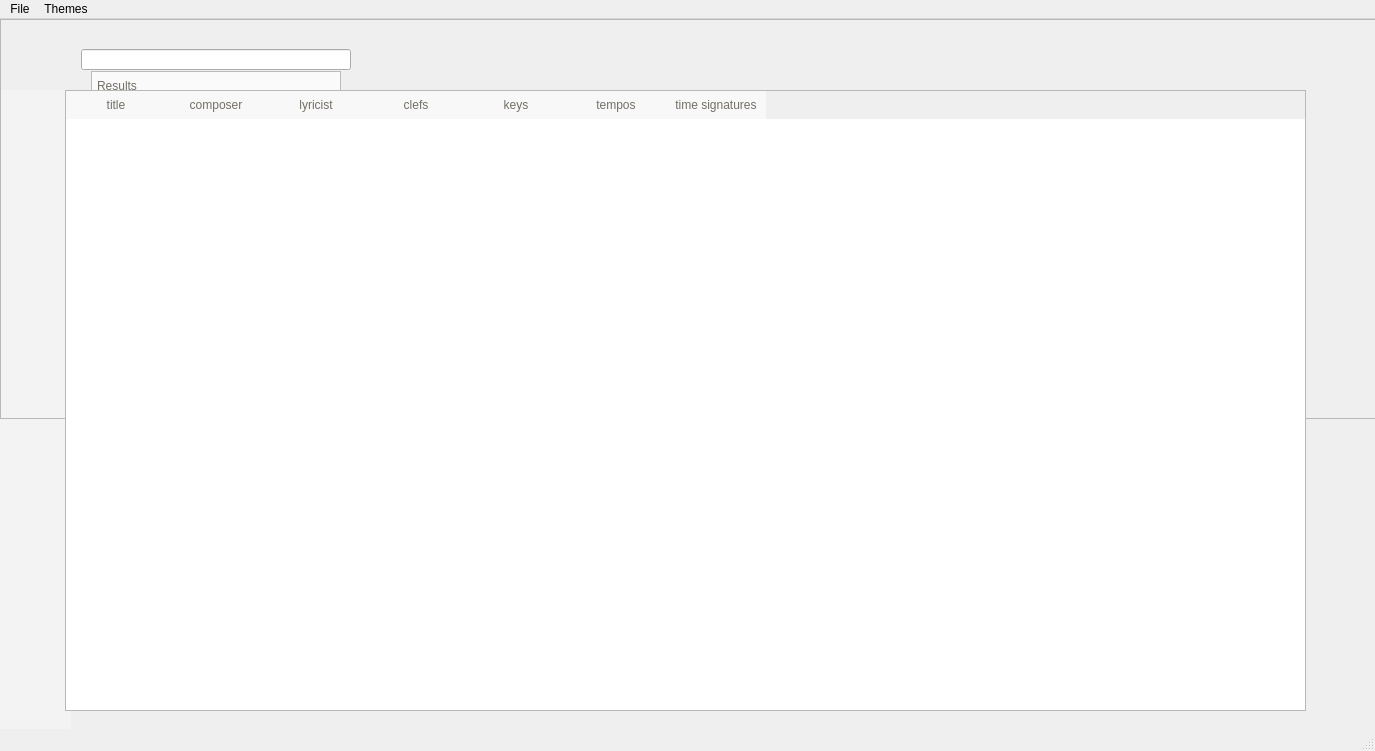
Qt form implementation/primaries/GUI/alternatives/MainWindow.ui (Godley/Music-Library) before a commit.
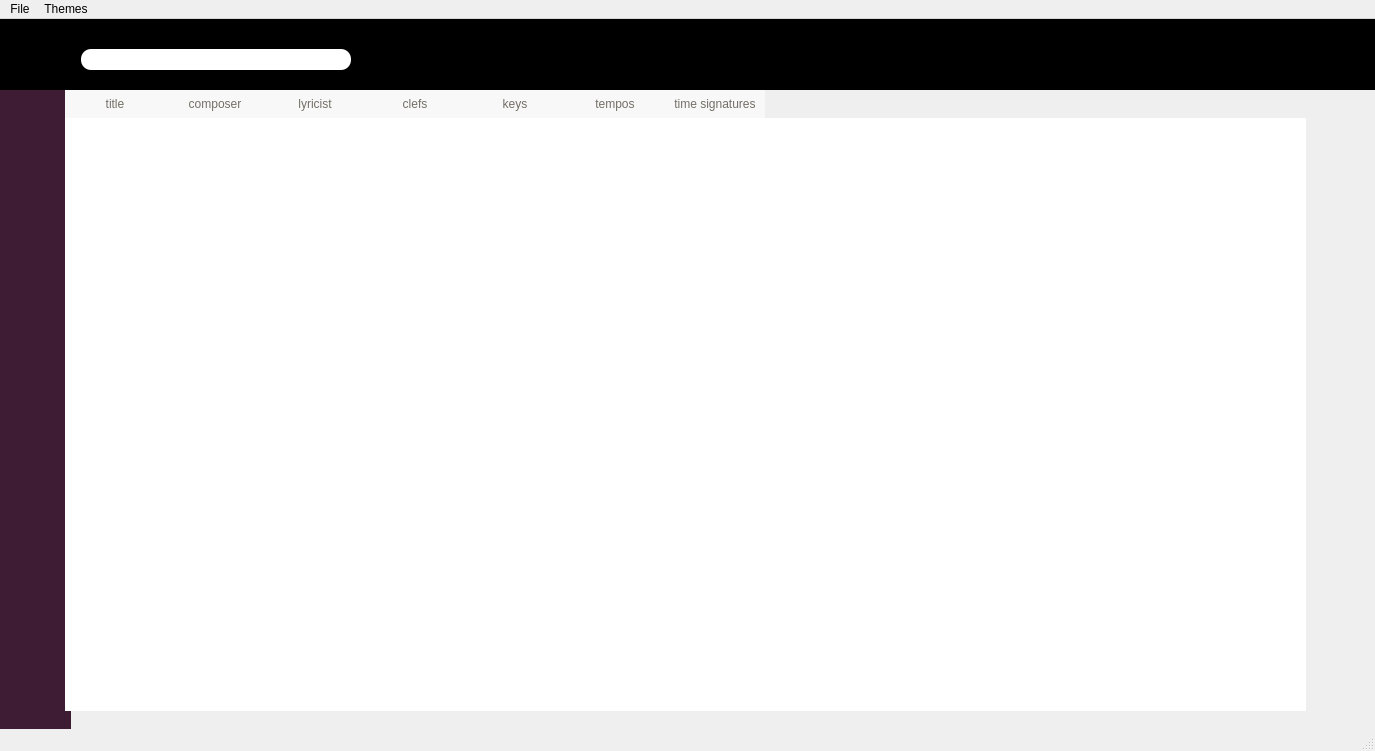
The same form after that commit. Icons and pictures are not drawn.

The edit to the form file:
```diff
--- a/implementation/primaries/GUI/alternatives/MainWindow.ui
+++ b/implementation/primaries/GUI/alternatives/MainWindow.ui
@@ -36,15 +36,42 @@
 border-image:url(:/png/sheet-music-texture.png) 0 0 stretch stretch;
 }
 
-QWidget#widget {
-background:#22ADC2;
-
-}
-
 QGraphicsView#scoreWindow {
 background:transparent;
 }
 
+QWidget#searchBar {
+background:black;
+
+}
+
+QLabel#titleOfPiece {
+    color:white;
+}
+
+QFrame#searchFrame {
+    border:0px;
+}
+
+QTableWidget {
+    border:0px;
+}
+QTreeWidget#searchTree {
+background:#F3F3F3;
+    border:0px;
+}
+
+QTreeWidget QHeaderView {
+background:transparent;
+}
+QHeaderView:section {
+background:rgba(255,255,255,150);
+border:0px;
+padding:5px;
+font: 14pt &quot;Open Sans&quot;;
+color:#736F66;
+}
+
 QFrame#contentFrame {
 border:0px;
 background:#A0E8D6;
@@ -68,27 +95,13 @@
 padding-top:10px;
 }
 
-QLineEdit#lineEdit {
+QWidget#searchBar QLineEdit {
 border-radius: 10px;
-}
-
-QTreeWidget#searchTree {
-background:#F3F3F3;
-}
-
-QTreeWidget QHeaderView {
-background:transparent;
-}
-QHeaderView:section {
-background:rgba(255,255,255,150);
-border:0px;
-padding:5px;
-font: 14pt &quot;Open Sans&quot;;
-color:#736F66;
+    font:15pt &quot;Open Sans&quot;;
 }
 
 QFrame#buttonFrame {
-background:#F3F3F3;
+background:#3E1C33;
 }
 
 QFrame QToolButton {
@@ -98,28 +111,44 @@
 color:white;
 }
 
+QFrame QToolButton:pressed {
+    background-color:black;
+}
+
 QFrame QToolButton#autoPlaylistBtn {
-background: url(:/png/0041-file-music-pink.png) center no-repeat;
+background-image: url(:/png/themes/icons/0041-file-music.png);
+    background-position: center;
+    background-repeat: no-repeat;
 }
 
 QFrame QToolButton#myPlaylistBtn {
-background: url(:/png/playlist-pink.png) center no-repeat;
+background-image: url(:/png/themes/icons/playlist.png);
+    background-position: center;
+    background-repeat: no-repeat;
 }
 
 QFrame QToolButton#infoBtn {
-background: url(:/png/0005-newspaper-pink.png) center no-repeat;
+background-image: url(:/png/themes/icons/0005-newspaper.png);
+    background-position: center;
+    background-repeat: no-repeat;
 }
 
 QFrame QToolButton#scorebookBtn {
-background: url(:/png/0033-books-pink.png) center no-repeat;
+background-image: url(:/png/themes/icons/0033-books.png);
+    background-position: center;
+    background-repeat: no-repeat;
 }
 
 QFrame QToolButton#featuredBtn {
-background: url(:/png/0216-star-empty-pink.png) center no-repeat;
+background-image: url(:/png/themes/icons/0216-star-empty.png);
+    background-position: center;
+    background-repeat: no-repeat;
 }
 
 QFrame QToolButton#browserBtn {
-background: url(:/png/0190-menu-pink.png) center no-repeat;
+background-image: url(:/png/themes/icons/0190-menu.png);
+    background-position: center;
+    background-repeat: no-repeat;
 }</string>
   </property>
   <property name="unifiedTitleAndToolBarOnMac">
@@ -358,7 +387,11 @@
      </property>
      <property name="font">
       <font>
-       <pointsize>5</pointsize>
+       <family>Open Sans</family>
+       <pointsize>15</pointsize>
+       <weight>50</weight>
+       <italic>false</italic>
+       <bold>false</bold>
       </font>
      </property>
     </widget>
@@ -379,22 +412,22 @@
    <widget class="QFrame" name="searchFrame">
     <property name="geometry">
      <rect>
-      <x>0</x>
-      <y>0</y>
-      <width>1441</width>
-      <height>400</height>
+      <x>91</x>
+      <y>51</y>
+      <width>500</width>
+      <height>71</height>
      </rect>
     </property>
     <property name="minimumSize">
      <size>
-      <width>1441</width>
-      <height>400</height>
+      <width>0</width>
+      <height>0</height>
      </size>
     </property>
     <property name="maximumSize">
      <size>
-      <width>1441</width>
-      <height>71</height>
+      <width>500</width>
+      <height>300</height>
      </size>
     </property>
     <property name="frameShape">
@@ -403,21 +436,7 @@
     <property name="frameShadow">
      <enum>QFrame::Raised</enum>
     </property>
-    <widget class="QTreeWidget" name="searchTree">
-     <property name="geometry">
-      <rect>
-       <x>91</x>
-       <y>52</y>
-       <width>250</width>
-       <height>300</height>
-      </rect>
-     </property>
-     <column>
-      <property name="text">
-       <string>Results</string>
-      </property>
-     </column>
-    </widget>
+    <layout class="QVBoxLayout" name="verticalLayout"/>
    </widget>
    <widget class="QGraphicsView" name="scoreWindow">
     <property name="geometry">
```
